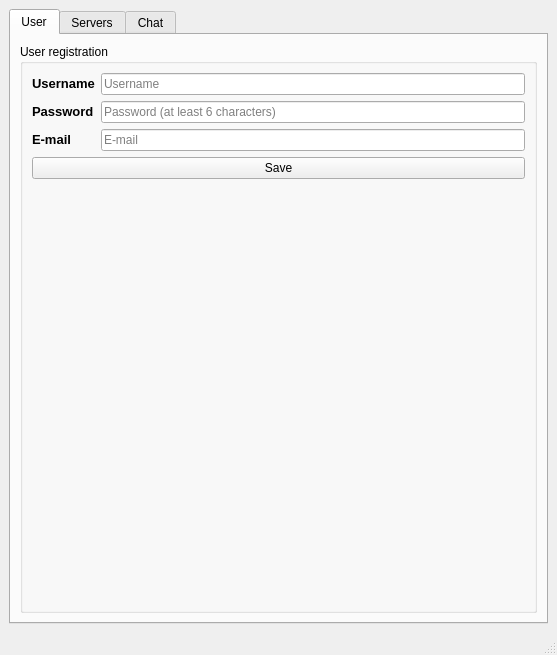
First picture: the form in main_interface.ui, repository LightDashing/Async-RSA-Chat, before the edit.
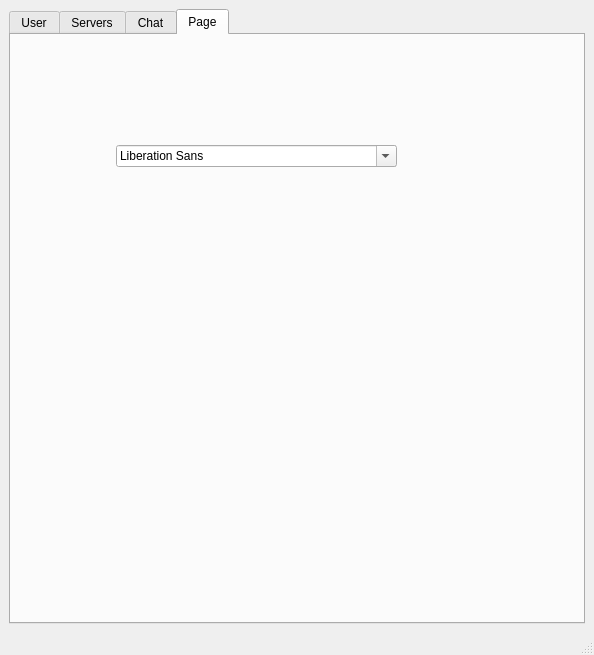
Second picture: the form after the edit.

The edit to the form file:
```diff
--- a/main_interface.ui
+++ b/main_interface.ui
@@ -6,7 +6,7 @@
    <rect>
     <x>0</x>
     <y>0</y>
-    <width>557</width>
+    <width>594</width>
     <height>655</height>
    </rect>
   </property>
@@ -42,7 +42,7 @@
        <enum>QTabWidget::Rounded</enum>
       </property>
       <property name="currentIndex">
-       <number>0</number>
+       <number>3</number>
       </property>
       <property name="elideMode">
        <enum>Qt::ElideNone</enum>
@@ -340,6 +340,21 @@
         </layout>
        </widget>
       </widget>
+      <widget class="QWidget" name="tab">
+       <attribute name="title">
+        <string>Page</string>
+       </attribute>
+       <widget class="QFontComboBox" name="fontComboBox">
+        <property name="geometry">
+         <rect>
+          <x>105</x>
+          <y>110</y>
+          <width>281</width>
+          <height>22</height>
+         </rect>
+        </property>
+       </widget>
+      </widget>
      </widget>
     </item>
    </layout>
```
Left out of the diff: 5 changed lines with no effect on the pictures.
